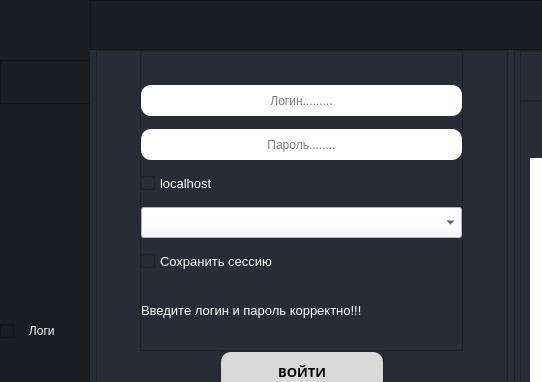
This is DataBase_course_work/interface.ui in Pokulord/RTFPRACTICS as Qt 5 draws it before an edit; both pictures show x 0 to 542 and y 0 to 382 of the 925 by 602 pixel window. The edited form follows.
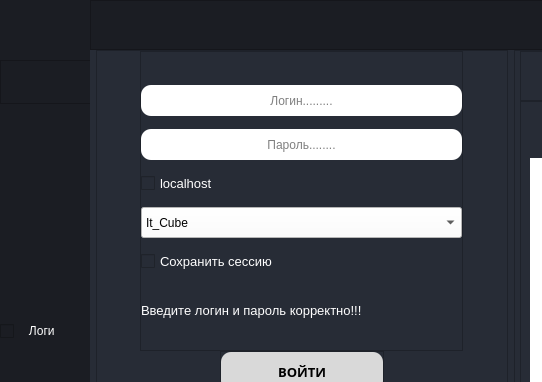
This is the edited form. The open tabs and pages were chosen to show the change. Icons and pictures are not drawn.

```diff
--- a/DataBase_course_work/interface.ui
+++ b/DataBase_course_work/interface.ui
@@ -651,11 +651,16 @@
                        <string notr="true">background-color:white</string>
                       </property>
                       <property name="currentText">
-                       <string/>
+                       <string>It_Cube</string>
                       </property>
                       <property name="sizeAdjustPolicy">
                        <enum>QComboBox::AdjustToContents</enum>
                       </property>
+                      <item>
+                       <property name="text">
+                        <string>It_Cube</string>
+                       </property>
+                      </item>
                      </widget>
                     </item>
                     <item>
```
Left out of the diff: 4 changed lines with no effect on the pictures.
